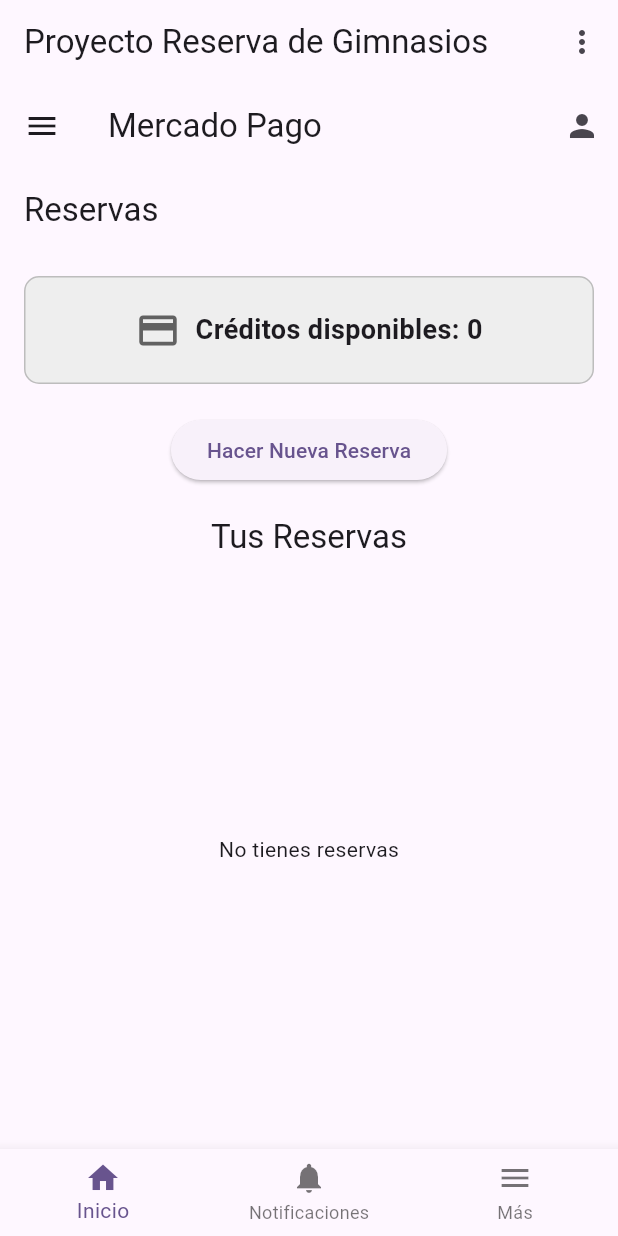
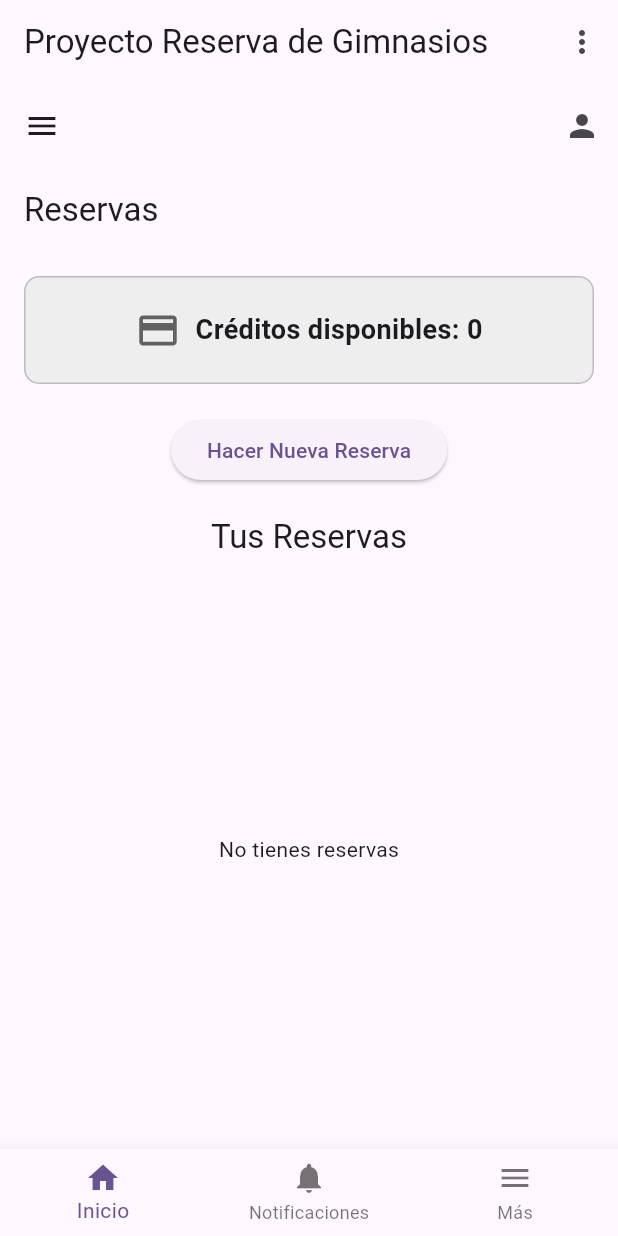
Before and after one commit to santiconstantopoulos/proyecto_gimnasio_esquel, a Flutter app: the screen it shows once a user with an empty profile is signed in, on a phone screen of 412 x 824 dp. Run offline on Flutter 3.47's test engine with Material 3 defaults, Android fonts, the phone set to English and light mode, and no system bars; our stand-ins replace cloud_firestore, firebase_auth, firebase_core; missing offline and left inert: firebase_ui_auth, firebase_ui_oauth_google; accounts and stored records are empty.

Commit message:
eliminacion de title

```diff
--- a/lib/features/home/home.dart
+++ b/lib/features/home/home.dart
@@ -27,7 +27,6 @@ class _HomeScreenState extends State<HomeScreen> {
   Widget build(BuildContext context) {
     return Scaffold(
       appBar: AppBar(
-        title: const Text('Mercado Pago'),
         actions: [
           IconButton(
             icon: const Icon(Icons.person),
```
